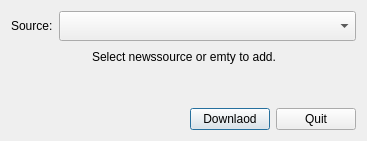
QTinman/GAnalyzer, file httpdownload.ui: the form before one commit.
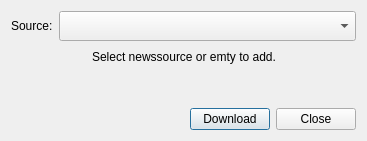
The form after the commit. Icons and pictures are not drawn.

```diff
--- a/httpdownload.ui
+++ b/httpdownload.ui
@@ -69,14 +69,14 @@
      <item>
       <widget class="QPushButton" name="downloadButton">
        <property name="text">
-        <string>Downlaod</string>
+        <string>Download</string>
        </property>
       </widget>
      </item>
      <item>
       <widget class="QPushButton" name="quitButton">
        <property name="text">
-        <string>Quit</string>
+        <string>Close</string>
        </property>
       </widget>
      </item>
```
Left out of the diff: 8 changed lines with no effect on the pictures.
